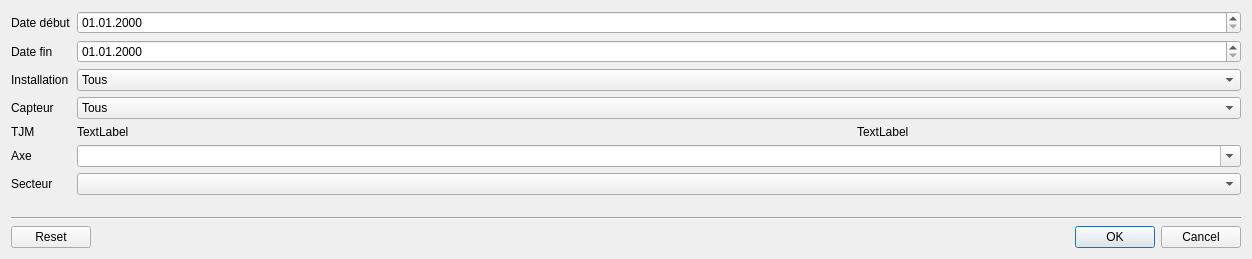
opengisch/OpenComptage, file comptages/ui/filter.ui: the form before one commit.
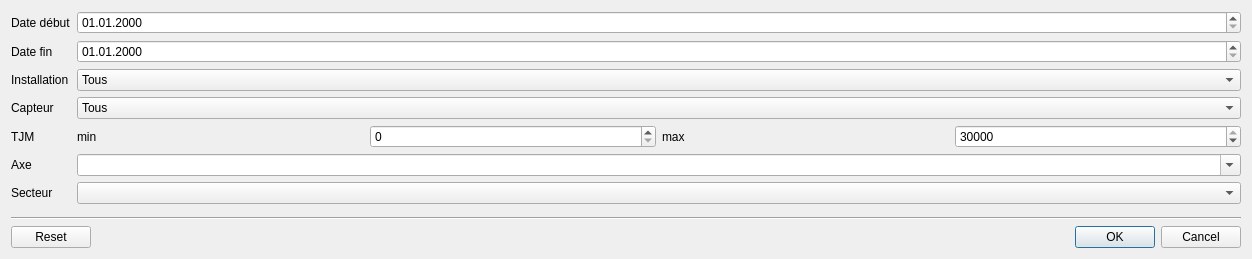
The form after the commit. Custom widgets are drawn as their Qt base class.

Commit message: Temporarily replace tjm slider

Diff of the .ui file:
```diff
--- a/comptages/ui/filter.ui
+++ b/comptages/ui/filter.ui
@@ -117,7 +117,7 @@
           </size>
          </property>
          <property name="text">
-          <string>TextLabel</string>
+          <string>max</string>
          </property>
         </widget>
        </item>
@@ -130,12 +130,26 @@
           </size>
          </property>
          <property name="text">
-          <string>TextLabel</string>
+          <string>min</string>
          </property>
         </widget>
        </item>
        <item row="0" column="1">
-        <widget class="QgsRangeSlider" name="tjm" native="true"/>
+        <widget class="QSpinBox" name="tjm_min">
+         <property name="maximum">
+          <number>30000</number>
+         </property>
+        </widget>
+       </item>
+       <item row="0" column="3">
+        <widget class="QSpinBox" name="tjm_max">
+         <property name="maximum">
+          <number>30000</number>
+         </property>
+         <property name="value">
+          <number>30000</number>
+         </property>
+        </widget>
        </item>
       </layout>
      </item>
@@ -190,12 +204,6 @@
    <extends>QDateTimeEdit</extends>
    <header>qgsdatetimeedit.h</header>
   </customwidget>
-  <customwidget>
-   <class>QgsRangeSlider</class>
-   <extends>QWidget</extends>
-   <header>qgis.gui.QgsRangeSlider</header>
-   <container>1</container>
-  </customwidget>
  </customwidgets>
  <resources/>
  <connections>
```
The commit also changes 2 other files.
